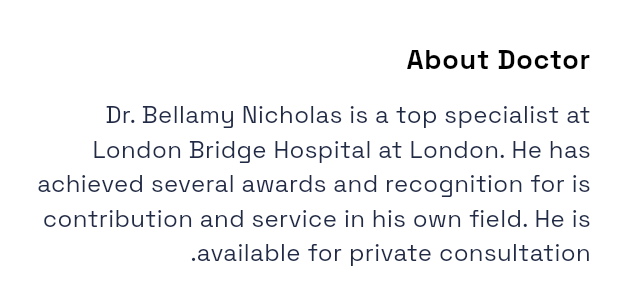
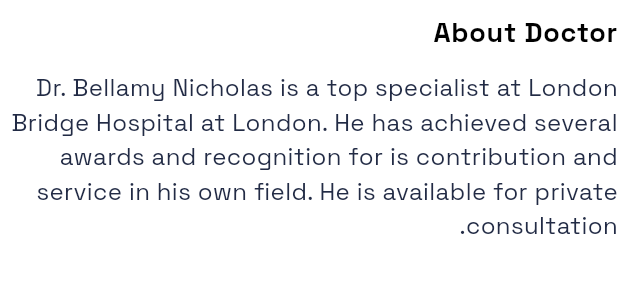
Before and after one commit to Open-Sourcers/DocLink_Flutter, a Flutter app: the AboutDoctorSection widget shown alone on an empty page, opened directly, on a phone screen of 412 x 824 dp. Shown: the top 305 px of the screen. Run offline on Flutter 3.47's test engine with Material 3 defaults, Android fonts, the phone set to English and light mode, and no system bars; our stand-ins replace awesome_dialog, dartz, dio, flutter_bloc, flutter_screenutil, flutter_svg and 7 more.

Commit message:
doctor details UI done

```diff
--- a/lib/features/user_views/doctor_details/presentation/view/widgets/about_doctor_section.dart
+++ b/lib/features/user_views/doctor_details/presentation/view/widgets/about_doctor_section.dart
@@ -7,9 +7,7 @@ class AboutDoctorSection extends StatelessWidget {
   final String desc;
   @override
   Widget build(BuildContext context) {
-    return Padding(
-      padding: const EdgeInsets.all(18.0),
-      child: ListTile(
+    return ListTile(
       contentPadding: EdgeInsets.zero,
       title: Text(
         "About Doctor",
@@ -19,7 +17,6 @@ class AboutDoctorSection extends StatelessWidget {
         padding: const EdgeInsets.only(top: 12.0),
         child: Text(desc, style: Styless.textRegular16),
       ),
-      ),
     );
   }
 }
--- a/lib/features/user_views/doctor_details/presentation/view/widgets/communication_section.dart
+++ b/lib/features/user_views/doctor_details/presentation/view/widgets/communication_section.dart
@@ -9,9 +9,7 @@ class CommunicationSection extends StatelessWidget {
 
   @override
   Widget build(BuildContext context) {
-    return Padding(
-      padding: const EdgeInsets.symmetric(horizontal: 18.0),
-      child: Column(
+    return Column(
       children: [
         SizedBox(
           width: double.infinity,
@@ -36,7 +34,6 @@ class CommunicationSection extends StatelessWidget {
           leadingImage: AppImages.imagesVideoCallIcon,
         ),
       ],
-      ),
     );
   }
 }
--- a/lib/features/user_views/doctor_details/presentation/view/widgets/doctor_patients_and_experience_and_ratings.dart
+++ b/lib/features/user_views/doctor_details/presentation/view/widgets/doctor_patients_and_experience_and_ratings.dart
@@ -20,7 +20,6 @@ class DoctorPatientsAndExperienceAndRatings extends StatelessWidget {
       width: double.infinity,
       height: 130,
       alignment: Alignment.topCenter,
-      margin: const EdgeInsets.all(12),
       decoration: const BoxDecoration(color: AppColors.grey100),
       child: Row(
         children: [
--- a/lib/features/user_views/doctor_details/presentation/view/widgets/working_time_section.dart
+++ b/lib/features/user_views/doctor_details/presentation/view/widgets/working_time_section.dart
@@ -7,9 +7,7 @@ class WorkingTimeSection extends StatelessWidget {
   final String time;
   @override
   Widget build(BuildContext context) {
-    return Padding(
-      padding: const EdgeInsets.all(18.0),
-      child: ListTile(
+    return ListTile(
       contentPadding: EdgeInsets.zero,
       title: Text(
         "Working Time",
@@ -19,7 +17,6 @@ class WorkingTimeSection extends StatelessWidget {
         padding: const EdgeInsets.only(top: 12.0),
         child: Text(time, style: Styless.textRegular16),
       ),
-      ),
     );
   }
 }
```
Also changed, not shown: lib/features/user_views/doctor_details/presentation/view/widgets/doctor_details_view_body.dart (+12 -8 lines). Lines whose indentation alone changed are shown as unchanged.
